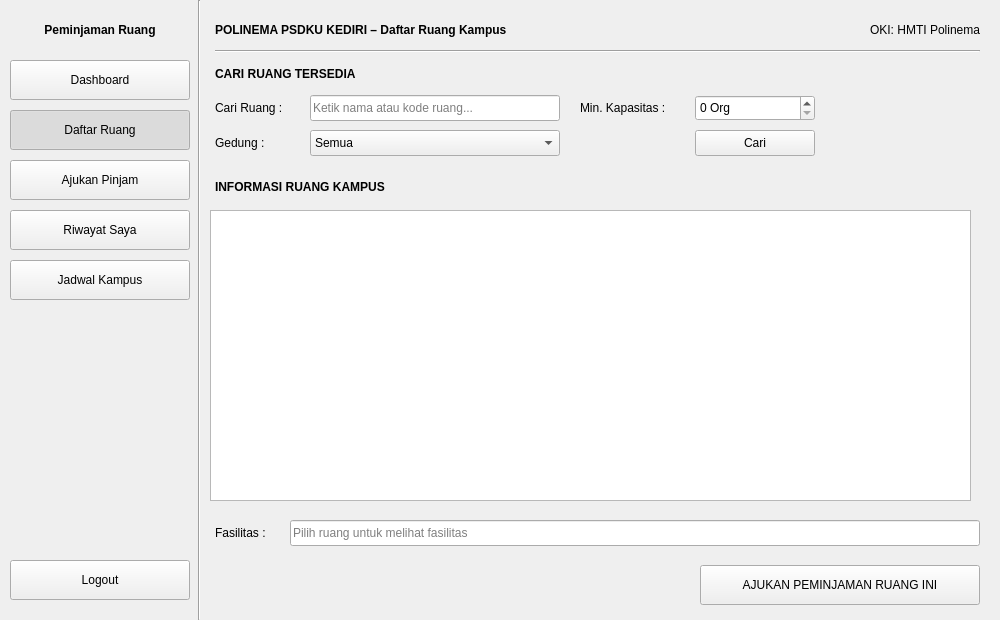
Qt form ui/daftar_ruang.ui (Ariel-F-S/SistemPeminjamanRuangPolinemaKampusKediri) before a commit.
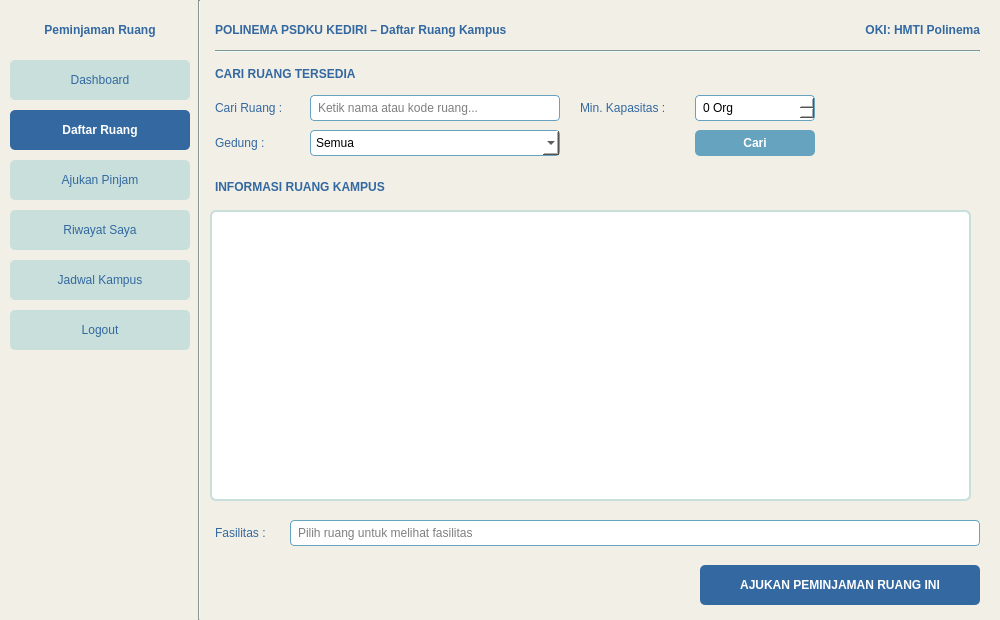
The same form after that commit. Icons and pictures are not drawn.

```diff
--- a/ui/daftar_ruang.ui
+++ b/ui/daftar_ruang.ui
@@ -17,6 +17,11 @@
    <iconset>
     <normaloff>icons/app.png</normaloff>icons/app.png</iconset>
   </property>
+  <property name="styleSheet">
+   <string notr="true">QWidget#DaftarRuang {
+    background-color: #F2EFE7;
+}</string>
+  </property>
   <widget class="QLabel" name="lblBrand">
    <property name="geometry">
     <rect>
@@ -32,6 +37,9 @@
      <bold>true</bold>
     </font>
    </property>
+   <property name="styleSheet">
+    <string notr="true">color: #3368A0;</string>
+   </property>
    <property name="text">
     <string>Peminjaman Ruang</string>
    </property>
@@ -48,6 +56,17 @@
      <height>40</height>
     </rect>
    </property>
+   <property name="styleSheet">
+    <string notr="true">QPushButton {
+    background-color: #C8DFDB;
+    color: #3368A0;
+    border-radius: 5px;
+}
+QPushButton:hover {
+    background-color: #66A3BF;
+    color: #FFFFFF;
+}</string>
+   </property>
    <property name="text">
     <string>Dashboard</string>
    </property>
@@ -77,6 +96,14 @@
      <height>40</height>
     </rect>
    </property>
+   <property name="styleSheet">
+    <string notr="true">QPushButton {
+    background-color: #3368A0;
+    color: #FFFFFF;
+    border-radius: 5px;
+    font-weight: bold;
+}</string>
+   </property>
    <property name="text">
     <string>Daftar Ruang</string>
    </property>
@@ -109,6 +136,17 @@
      <height>40</height>
     </rect>
    </property>
+   <property name="styleSheet">
+    <string notr="true">QPushButton {
+    background-color: #C8DFDB;
+    color: #3368A0;
+    border-radius: 5px;
+}
+QPushButton:hover {
+    background-color: #66A3BF;
+    color: #FFFFFF;
+}</string>
+   </property>
    <property name="text">
     <string>Ajukan Pinjam</string>
    </property>
@@ -138,6 +176,17 @@
      <height>40</height>
     </rect>
    </property>
+   <property name="styleSheet">
+    <string notr="true">QPushButton {
+    background-color: #C8DFDB;
+    color: #3368A0;
+    border-radius: 5px;
+}
+QPushButton:hover {
+    background-color: #66A3BF;
+    color: #FFFFFF;
+}</string>
+   </property>
    <property name="text">
     <string>Riwayat Saya</string>
    </property>
@@ -167,6 +216,17 @@
      <height>40</height>
     </rect>
    </property>
+   <property name="styleSheet">
+    <string notr="true">QPushButton {
+    background-color: #C8DFDB;
+    color: #3368A0;
+    border-radius: 5px;
+}
+QPushButton:hover {
+    background-color: #66A3BF;
+    color: #FFFFFF;
+}</string>
+   </property>
    <property name="text">
     <string>Jadwal Kampus</string>
    </property>
@@ -191,11 +251,22 @@
    <property name="geometry">
     <rect>
      <x>10</x>
-     <y>560</y>
+     <y>310</y>
      <width>180</width>
      <height>40</height>
     </rect>
    </property>
+   <property name="styleSheet">
+    <string notr="true">QPushButton {
+    background-color: #C8DFDB;
+    color: #3368A0;
+    border-radius: 5px;
+}
+QPushButton:hover {
+    background-color: #3368A0;
+    color: #FFFFFF;
+}</string>
+   </property>
    <property name="text">
     <string>Logout</string>
    </property>
@@ -219,6 +290,9 @@
      <height>620</height>
     </rect>
    </property>
+   <property name="styleSheet">
+    <string notr="true">background-color: #C8DFDB;</string>
+   </property>
    <property name="frameShape">
     <enum>QFrame::VLine</enum>
    </property>
@@ -241,6 +315,9 @@
      <bold>true</bold>
     </font>
    </property>
+   <property name="styleSheet">
+    <string notr="true">color: #3368A0;</string>
+   </property>
    <property name="text">
     <string>POLINEMA PSDKU KEDIRI – Daftar Ruang Kampus</string>
    </property>
@@ -254,6 +331,10 @@
      <height>30</height>
     </rect>
    </property>
+   <property name="styleSheet">
+    <string notr="true">color: #3368A0;
+font-weight: bold;</string>
+   </property>
    <property name="text">
     <string>OKI: HMTI Polinema</string>
    </property>
@@ -270,6 +351,9 @@
      <height>2</height>
     </rect>
    </property>
+   <property name="styleSheet">
+    <string notr="true">background-color: #C8DFDB;</string>
+   </property>
    <property name="frameShape">
     <enum>QFrame::HLine</enum>
    </property>
@@ -292,6 +376,9 @@
      <bold>true</bold>
     </font>
    </property>
+   <property name="styleSheet">
+    <string notr="true">color: #3368A0;</string>
+   </property>
    <property name="text">
     <string>CARI RUANG TERSEDIA</string>
    </property>
@@ -305,6 +392,9 @@
      <height>26</height>
     </rect>
    </property>
+   <property name="styleSheet">
+    <string notr="true">color: #3368A0;</string>
+   </property>
    <property name="text">
     <string>Cari Ruang :</string>
    </property>
@@ -318,6 +408,12 @@
      <height>26</height>
     </rect>
    </property>
+   <property name="styleSheet">
+    <string notr="true">background-color: #FFFFFF;
+border: 1px solid #66A3BF;
+border-radius: 4px;
+padding-left: 5px;</string>
+   </property>
    <property name="placeholderText">
     <string>Ketik nama atau kode ruang...</string>
    </property>
@@ -334,6 +430,9 @@
      <height>26</height>
     </rect>
    </property>
+   <property name="styleSheet">
+    <string notr="true">color: #3368A0;</string>
+   </property>
    <property name="text">
     <string>Min. Kapasitas :</string>
    </property>
@@ -347,6 +446,12 @@
      <height>26</height>
     </rect>
    </property>
+   <property name="styleSheet">
+    <string notr="true">background-color: #FFFFFF;
+border: 1px solid #66A3BF;
+border-radius: 4px;
+padding-left: 5px;</string>
+   </property>
    <property name="suffix">
     <string> Org</string>
    </property>
@@ -366,6 +471,9 @@
      <height>26</height>
     </rect>
    </property>
+   <property name="styleSheet">
+    <string notr="true">color: #3368A0;</string>
+   </property>
    <property name="text">
     <string>Gedung :</string>
    </property>
@@ -379,6 +487,12 @@
      <height>26</height>
     </rect>
    </property>
+   <property name="styleSheet">
+    <string notr="true">background-color: #FFFFFF;
+border: 1px solid #66A3BF;
+border-radius: 4px;
+padding-left: 5px;</string>
+   </property>
    <item>
     <property name="text">
      <string>Semua</string>
@@ -404,6 +518,17 @@
      <height>26</height>
     </rect>
    </property>
+   <property name="styleSheet">
+    <string notr="true">QPushButton {
+    background-color: #66A3BF;
+    color: #FFFFFF;
+    border-radius: 5px;
+    font-weight: bold;
+}
+QPushButton:hover {
+    background-color: #3368A0;
+}</string>
+   </property>
    <property name="text">
     <string>Cari</string>
    </property>
@@ -427,6 +552,9 @@
      <bold>true</bold>
     </font>
    </property>
+   <property name="styleSheet">
+    <string notr="true">color: #3368A0;</string>
+   </property>
    <property name="text">
     <string>INFORMASI RUANG KAMPUS</string>
    </property>
@@ -440,6 +568,9 @@
      <height>26</height>
     </rect>
    </property>
+   <property name="styleSheet">
+    <string notr="true">color: #3368A0;</string>
+   </property>
    <property name="text">
     <string>Fasilitas :</string>
    </property>
@@ -453,6 +584,12 @@
      <height>26</height>
     </rect>
    </property>
+   <property name="styleSheet">
+    <string notr="true">background-color: #FFFFFF;
+border: 1px solid #66A3BF;
+border-radius: 4px;
+padding-left: 5px;</string>
+   </property>
    <property name="readOnly">
     <bool>true</bool>
    </property>
@@ -469,6 +606,17 @@
      <height>40</height>
     </rect>
    </property>
+   <property name="styleSheet">
+    <string notr="true">QPushButton {
+    background-color: #3368A0;
+    color: #FFFFFF;
+    border-radius: 5px;
+    font-weight: bold;
+}
+QPushButton:hover {
+    background-color: #66A3BF;
+}</string>
+   </property>
    <property name="text">
     <string>AJUKAN PEMINJAMAN RUANG INI</string>
    </property>
@@ -492,6 +640,19 @@
      <height>291</height>
     </rect>
    </property>
+   <property name="styleSheet">
+    <string notr="true">QTableWidget {
+    background-color: #FFFFFF;
+    border: 2px solid #C8DFDB;
+    border-radius: 6px;
+}
+QHeaderView::section {
+    background-color: #3368A0;
+    color: #FFFFFF;
+    font-weight: bold;
+    padding: 4px;
+}</string>
+   </property>
   </widget>
  </widget>
  <resources/>
```
Left out of the diff: 2 changed lines with no effect on the pictures.
